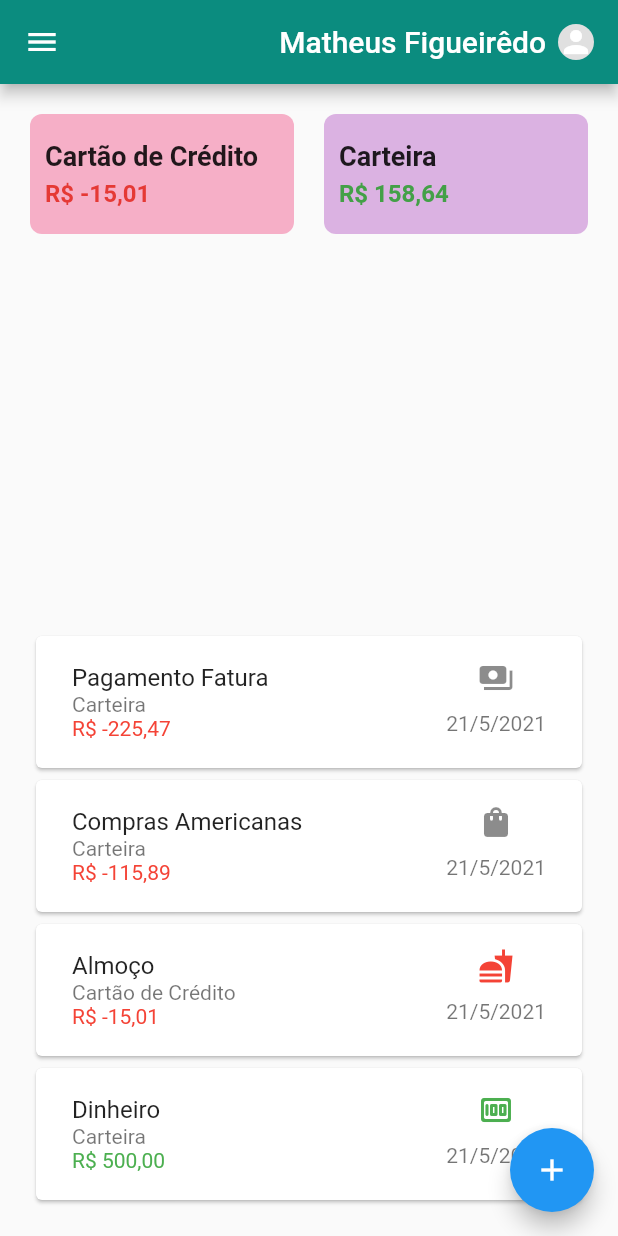
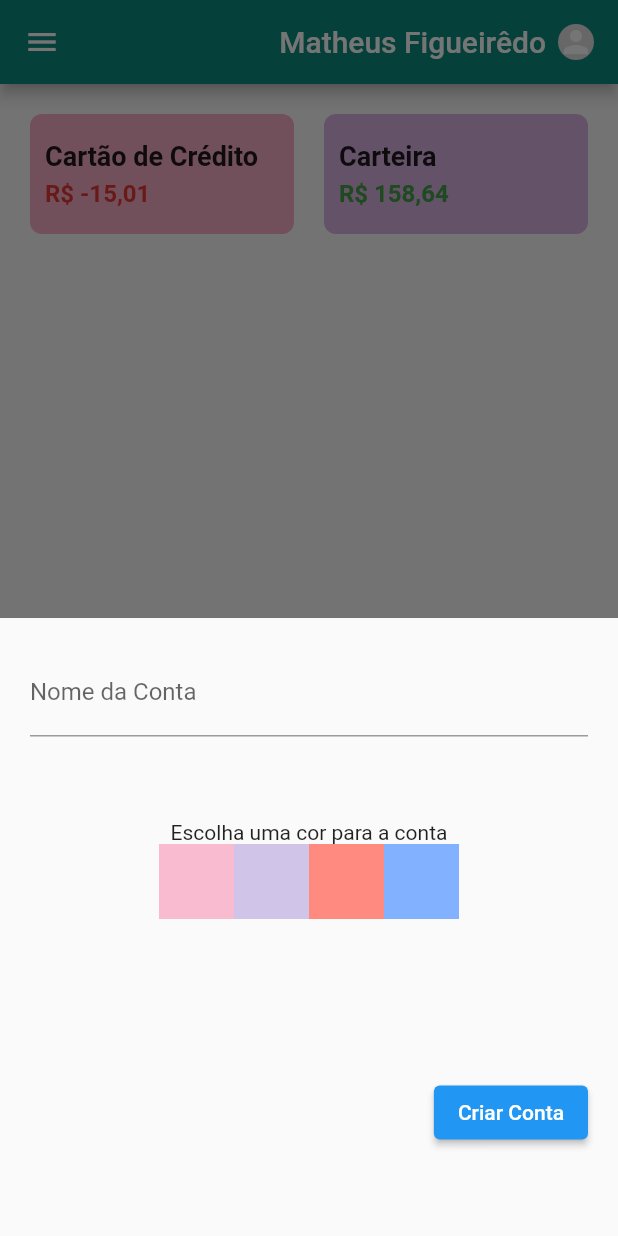
Before and after one commit to matheustgf10/e-wallet, a Flutter app: the screen it shows after launch, after a tap on "Entrar", after a tap on "Cartão de Crédito", on a phone screen of 412 x 824 dp. Run offline on Flutter 3.47's test engine with Material 2 defaults, Android fonts, the phone set to English and light mode, and no system bars; our stand-ins replace flutter_mobx, flutter_modular, mobx; generated files the repository leaves out were written again.

Commit message:
Adding createAcount and editeAcount at onTap de AcconuntWidget

```diff
--- a/lib/app/modules/home/home_page.dart
+++ b/lib/app/modules/home/home_page.dart
@@ -77,11 +77,6 @@ class _HomePageState extends ModularState<HomePage, HomeStore> {
       ),
       floatingActionButton: FloatingActionButton(
         onPressed: () {
-          showModalBottomSheet(
-              context: context,
-              builder: (_) {
-                return CreateAccountWidget(height: height, width: width);
-              });
         },
         child: Icon(Icons.add),
       ),
--- a/lib/app/modules/home/widgets/account_card.dart
+++ b/lib/app/modules/home/widgets/account_card.dart
@@ -1,5 +1,9 @@
 import 'package:ewallet/app/shared/models/user.dart';
 import 'package:flutter/material.dart';
+import 'package:flutter_modular/flutter_modular.dart';
+
+import '../../../app_store.dart';
+import 'create_account_widget.dart';
 
 class AccountCard extends StatefulWidget {
   late User user;
@@ -12,13 +16,36 @@ class AccountCard extends StatefulWidget {
 }
 
 class _AccountCardState extends State<AccountCard> {
+  AppStore _appStore = Modular.get<AppStore>();
   @override
   Widget build(BuildContext context) {
+    _appStore.setSize(context: context);
+    double height = _appStore.height;
+    double width = _appStore.width;
     double value = widget.user.getAccountTotalValue(
         idAccount: widget.user.accountList[widget.index].idAccount);
     return InkWell(
-      onTap: () {},
-      onLongPress: () {},
+      //createAccount
+      onTap: () {
+        showModalBottomSheet(
+            context: context,
+            builder: (_) {
+              return CreateAccountWidget(
+                  isEditing: false, height: height, width: width);
+            });
+      },
+      //Edit account
+      onLongPress: () {
+        showModalBottomSheet(
+            context: context,
+            builder: (_) {
+              return CreateAccountWidget(
+                  isEditing: true,
+                  editedAccount: widget.user.accountList[widget.index],
+                  height: height,
+                  width: width);
+            });
+      },
       child: Container(
         child: ClipRRect(
           borderRadius: BorderRadius.circular(8),
--- a/lib/app/modules/home/widgets/create_account_widget.dart
+++ b/lib/app/modules/home/widgets/create_account_widget.dart
@@ -1,9 +1,12 @@
+import 'package:ewallet/app/shared/models/account.dart';
 import 'package:flutter/material.dart';
 
 class CreateAccountWidget extends StatefulWidget {
   late double height;
   late double width;
-  CreateAccountWidget({required this.height, required this.width});
+  late bool isEditing;
+  late Account? editedAccount;
+  CreateAccountWidget({required this.height, required this.width,required this.isEditing,this.editedAccount});
 
   @override
   _CreateAccountWidgetState createState() => _CreateAccountWidgetState();
@@ -23,6 +26,7 @@ class _CreateAccountWidgetState extends State<CreateAccountWidget> {
               Flexible(
                   child: TextFormField(
                 decoration: InputDecoration(labelText: 'Nome da Conta'),
+                initialValue: widget.isEditing ?widget.editedAccount!.nameAccount:'',
               )),
               SizedBox(
                 height: 40,
@@ -74,8 +78,10 @@ class _CreateAccountWidgetState extends State<CreateAccountWidget> {
                 child: Container(
                   alignment: Alignment.bottomRight,
                   child: ElevatedButton(
-                    child: Text("Criar Conta"),
-                    onPressed: () {},
+                    child: widget.isEditing?Text("Editar conta"):Text("Criar Conta"),
+                    onPressed: () {
+                      //criar e editar conta
+                    },
                   ),
                 ),
               )
--- a/lib/app/modules/home/widgets/financial_register_list_widget.dart
+++ b/lib/app/modules/home/widgets/financial_register_list_widget.dart
@@ -50,7 +50,7 @@ class _FinancialRegisterListWidgetState
                   trailing: Column(
                     children: [
                       widget.user.financialRegisterList[index].getIcon(),
-                      SizedBox(height: 10),
+                      SizedBox(height: 5),
                       Text(
                         widget.user.financialRegisterList[index].dateRegister
                                 .day
```
